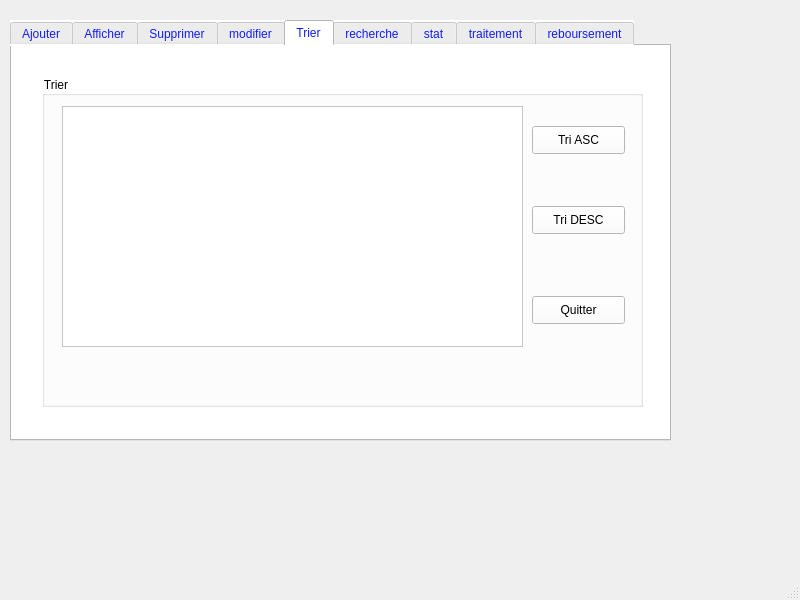
Old version of the form Aziz_Khalsi_Gestion_SAV/mainwindow.ui in the repository amirakhalfy/smart_tech_store_2A5.
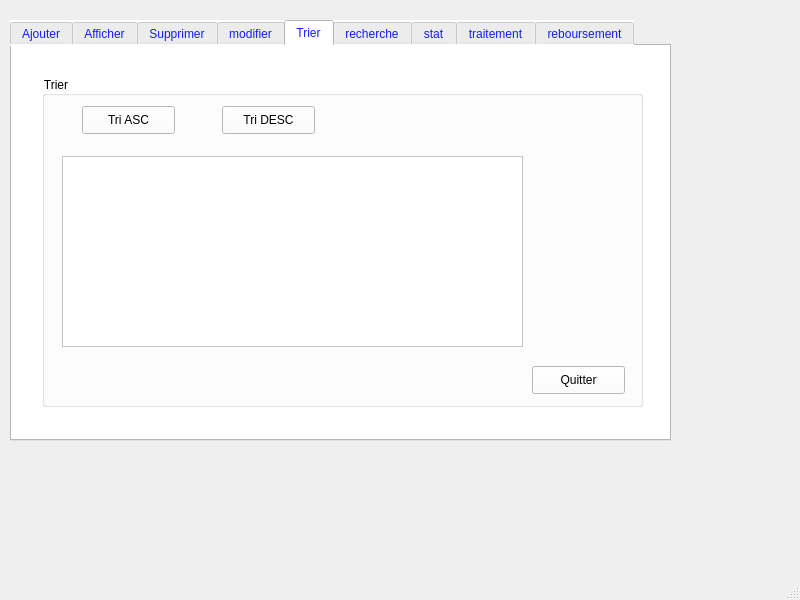
New version of the form. The open tabs and pages were chosen to show the change. Icons and pictures are not drawn.

```diff
--- a/Aziz_Khalsi_Gestion_SAV/mainwindow.ui
+++ b/Aziz_Khalsi_Gestion_SAV/mainwindow.ui
@@ -642,17 +642,17 @@
        <property name="geometry">
         <rect>
          <x>20</x>
-         <y>30</y>
+         <y>80</y>
          <width>461</width>
-         <height>241</height>
+         <height>191</height>
         </rect>
        </property>
       </widget>
       <widget class="QPushButton" name="pushButton_TriASC">
        <property name="geometry">
         <rect>
-         <x>490</x>
-         <y>50</y>
+         <x>40</x>
+         <y>30</y>
          <width>93</width>
          <height>28</height>
         </rect>
@@ -664,8 +664,8 @@
       <widget class="QPushButton" name="pushButton_TriDESC">
        <property name="geometry">
         <rect>
-         <x>490</x>
-         <y>130</y>
+         <x>180</x>
+         <y>30</y>
          <width>93</width>
          <height>28</height>
         </rect>
@@ -678,7 +678,7 @@
        <property name="geometry">
         <rect>
          <x>490</x>
-         <y>220</y>
+         <y>290</y>
          <width>93</width>
          <height>28</height>
         </rect>
```
Left out of the diff: 10 changed lines with no effect on the pictures.
